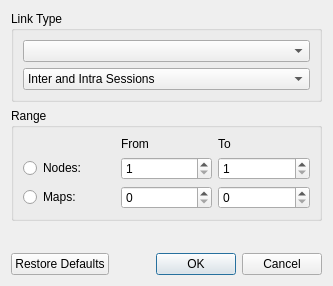
Before: the Qt Designer form guilib/src/ui/linkRefiningDialog.ui in ros2-gbp/rtabmap-release, drawn with Qt 5.
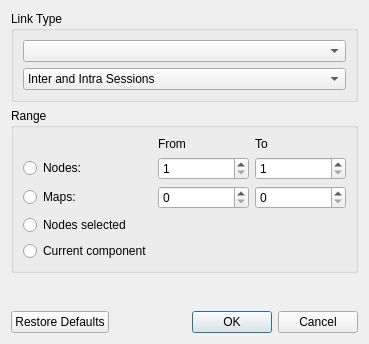
After: the same form once the commit is applied.

```diff
--- a/guilib/src/ui/linkRefiningDialog.ui
+++ b/guilib/src/ui/linkRefiningDialog.ui
@@ -6,8 +6,8 @@
    <rect>
     <x>0</x>
     <y>0</y>
-    <width>333</width>
-    <height>286</height>
+    <width>369</width>
+    <height>344</height>
    </rect>
   </property>
   <property name="windowTitle">
@@ -51,48 +51,14 @@
       <string>Range</string>
      </property>
      <layout class="QGridLayout" name="gridLayout">
-      <item row="0" column="1">
+      <item row="1" column="1">
        <widget class="QLabel" name="label_3">
         <property name="text">
          <string>From</string>
         </property>
        </widget>
       </item>
-      <item row="0" column="2">
-       <widget class="QLabel" name="label_2">
-        <property name="text">
-         <string>To</string>
-        </property>
-       </widget>
-      </item>
-      <item row="1" column="0">
-       <widget class="QRadioButton" name="radioButton_nodes">
-        <property name="text">
-         <string>Nodes:</string>
-        </property>
-       </widget>
-      </item>
-      <item row="1" column="1">
-       <widget class="QSpinBox" name="spinBox_node_from">
-        <property name="minimum">
-         <number>1</number>
-        </property>
-        <property name="maximum">
-         <number>999999</number>
-        </property>
-       </widget>
-      </item>
-      <item row="1" column="2">
-       <widget class="QSpinBox" name="spinBox_node_to">
-        <property name="minimum">
-         <number>1</number>
-        </property>
-        <property name="maximum">
-         <number>999999</number>
-        </property>
-       </widget>
-      </item>
-      <item row="2" column="0">
+      <item row="3" column="0">
        <widget class="QRadioButton" name="radioButton_maps">
         <property name="text">
          <string>Maps:</string>
@@ -100,19 +66,53 @@
        </widget>
       </item>
       <item row="2" column="1">
-       <widget class="QSpinBox" name="spinBox_map_from">
+       <widget class="QSpinBox" name="spinBox_node_from">
         <property name="minimum">
-         <number>0</number>
+         <number>1</number>
         </property>
         <property name="maximum">
          <number>999999</number>
         </property>
-        <property name="value">
-         <number>0</number>
-        </property>
        </widget>
       </item>
       <item row="2" column="2">
+       <widget class="QSpinBox" name="spinBox_node_to">
+        <property name="minimum">
+         <number>1</number>
+        </property>
+        <property name="maximum">
+         <number>999999</number>
+        </property>
+       </widget>
+      </item>
+      <item row="4" column="0">
+       <widget class="QRadioButton" name="radioButton_selected_nodes">
+        <property name="text">
+         <string>Nodes selected</string>
+        </property>
+       </widget>
+      </item>
+      <item row="1" column="2">
+       <widget class="QLabel" name="label_2">
+        <property name="text">
+         <string>To</string>
+        </property>
+       </widget>
+      </item>
+      <item row="3" column="1">
+       <widget class="QSpinBox" name="spinBox_map_from">
+        <property name="minimum">
+         <number>0</number>
+        </property>
+        <property name="maximum">
+         <number>999999</number>
+        </property>
+        <property name="value">
+         <number>0</number>
+        </property>
+       </widget>
+      </item>
+      <item row="3" column="2">
        <widget class="QSpinBox" name="spinBox_map_to">
         <property name="minimum">
          <number>0</number>
@@ -125,6 +125,20 @@
         </property>
        </widget>
       </item>
+      <item row="2" column="0">
+       <widget class="QRadioButton" name="radioButton_nodes">
+        <property name="text">
+         <string>Nodes:</string>
+        </property>
+       </widget>
+      </item>
+      <item row="5" column="0">
+       <widget class="QRadioButton" name="radioButton_current_component">
+        <property name="text">
+         <string>Current component</string>
+        </property>
+       </widget>
+      </item>
      </layout>
     </widget>
    </item>
```
